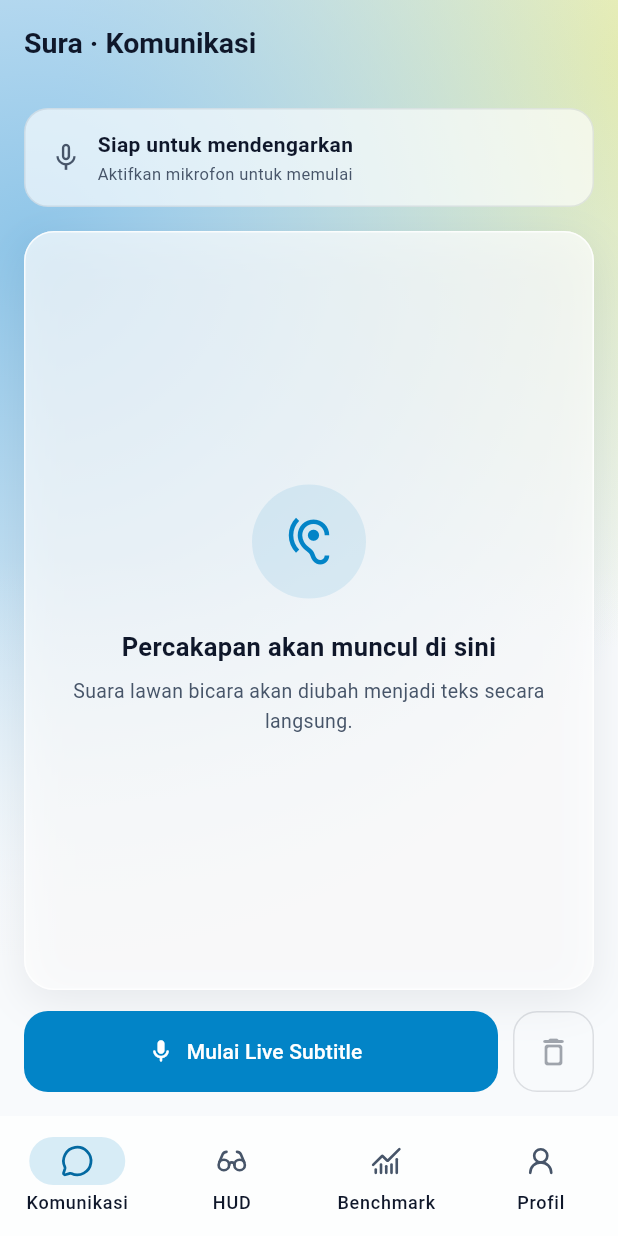
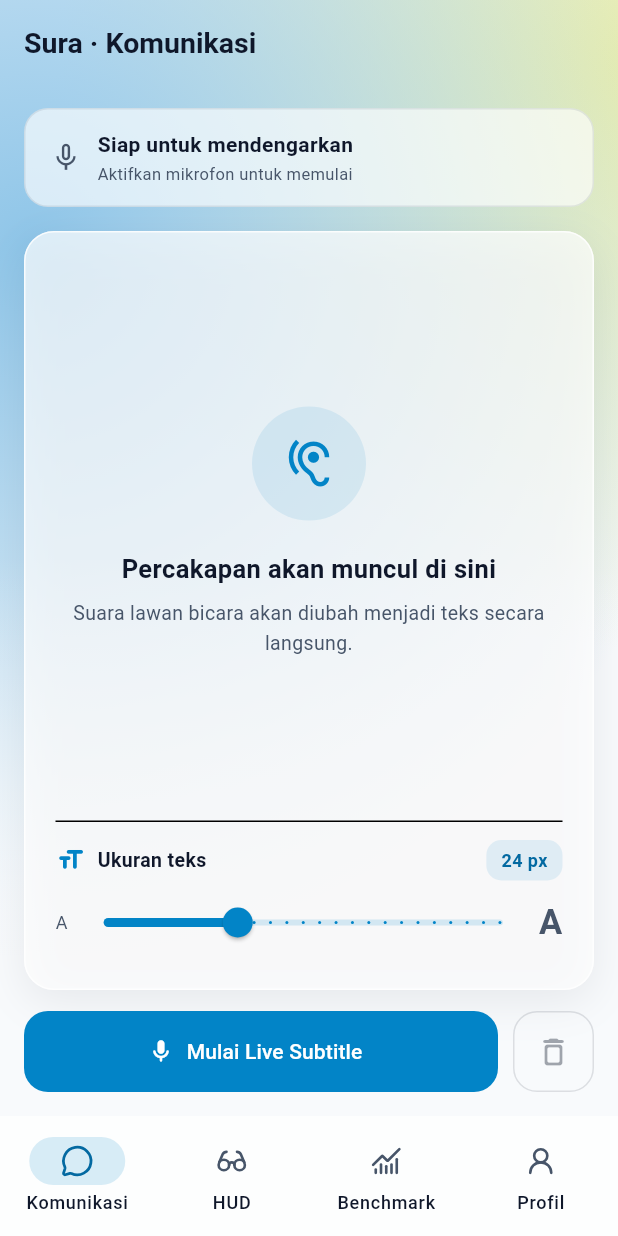
Before and after one commit to Kyara-Najwa/Sura-GDGOC, a Flutter app: the screen it shows once a user with an empty profile is signed in, on a phone screen of 412 x 824 dp. Run offline on Flutter 3.47's test engine with Material 3 defaults, Android fonts, the phone set to English and light mode, and no system bars; our stand-ins replace lucide_icons_flutter, speech_to_text, supabase_flutter; accounts and stored records are empty.

Commit message:
feat: add adjustable subtitle text size

```diff
--- a/lib/views/halaman_komunikasi.dart
+++ b/lib/views/halaman_komunikasi.dart
@@ -13,6 +13,8 @@ class HalamanKomunikasi extends StatefulWidget {
 
 class _HalamanKomunikasiState extends State<HalamanKomunikasi> {
   final ScrollController _gulir = ScrollController();
+
+  double _ukuranTeks = 24;
 
   @override
   void dispose() {
@@ -124,12 +126,17 @@ class _HalamanKomunikasiState extends State<HalamanKomunikasi> {
 
           const SizedBox(height: 16),
 
-          // Area subtitle
+          // Area subtitle dan pengaturan ukuran teks
           Expanded(
             child: Container(
               width: double.infinity,
               padding: const EdgeInsets.all(20),
               decoration: glassCard(),
+              child: Column(
+                crossAxisAlignment: CrossAxisAlignment.stretch,
+                children: [
+                  // Tampilan percakapan
+                  Expanded(
                     child: kosong
                         ? _tampilanKosong(k.mendengar)
                         : SingleChildScrollView(
@@ -150,11 +157,12 @@ class _HalamanKomunikasiState extends State<HalamanKomunikasi> {
                                   const SizedBox(height: 14),
                                   for (final kalimat in k.kalimat)
                                     Padding(
-                                padding: const EdgeInsets.only(bottom: 16),
+                                      padding:
+                                          const EdgeInsets.only(bottom: 16),
                                       child: Text(
                                         kalimat,
-                                  style: const TextStyle(
-                                    fontSize: 20,
+                                        style: TextStyle(
+                                          fontSize: _ukuranTeks,
                                           height: 1.5,
                                           color: BL.ink,
                                           fontWeight: FontWeight.w500,
@@ -191,8 +199,8 @@ class _HalamanKomunikasiState extends State<HalamanKomunikasi> {
                                   const SizedBox(height: 12),
                                   Text(
                                     k.sementara,
-                              style: const TextStyle(
-                                fontSize: 25,
+                                    style: TextStyle(
+                                      fontSize: _ukuranTeks,
                                       height: 1.5,
                                       color: BL.ink,
                                       fontWeight: FontWeight.w700,
@@ -201,6 +209,92 @@ class _HalamanKomunikasiState extends State<HalamanKomunikasi> {
                                 ],
                               ],
                             ),
+                          ),
+                  ),
+
+                  const SizedBox(height: 12),
+                  const Divider(height: 1),
+                  const SizedBox(height: 12),
+
+                  // Pengaturan ukuran subtitle
+                  Row(
+                    children: [
+                      const Icon(
+                        Icons.format_size_rounded,
+                        color: BL.sky600,
+                        size: 20,
+                      ),
+                      const SizedBox(width: 8),
+                      const Expanded(
+                        child: Text(
+                          'Ukuran teks',
+                          style: TextStyle(
+                            color: BL.ink,
+                            fontSize: 13,
+                            fontWeight: FontWeight.w600,
+                          ),
+                        ),
+                      ),
+                      Container(
+                        padding: const EdgeInsets.symmetric(
+                          horizontal: 10,
+                          vertical: 5,
+                        ),
+                        decoration: BoxDecoration(
+                          color: BL.sky600.withValues(alpha: 0.10),
+                          borderRadius: BorderRadius.circular(10),
+                        ),
+                        child: Text(
+                          '${_ukuranTeks.round()} px',
+                          style: const TextStyle(
+                            color: BL.sky700,
+                            fontSize: 12,
+                            fontWeight: FontWeight.bold,
+                          ),
+                        ),
+                      ),
+                    ],
+                  ),
+
+                  const SizedBox(height: 4),
+
+                  Row(
+                    children: [
+                      const Text(
+                        'A',
+                        style: TextStyle(
+                          fontSize: 12,
+                          color: BL.inkMuted,
+                        ),
+                      ),
+                      Expanded(
+                        child: Slider(
+                          value: _ukuranTeks,
+                          min: 16,
+                          max: 40,
+                          divisions: 24,
+                          label: '${_ukuranTeks.round()} px',
+                          activeColor: BL.sky600,
+                          inactiveColor:
+                              BL.sky600.withValues(alpha: 0.15),
+                          onChanged: (nilai) {
+                            setState(() {
+                              _ukuranTeks = nilai;
+                            });
+                          },
+                        ),
+                      ),
+                      const Text(
+                        'A',
+                        style: TextStyle(
+                          fontSize: 23,
+                          fontWeight: FontWeight.bold,
+                          color: BL.inkMuted,
+                        ),
+                      ),
+                    ],
+                  ),
+                ],
               ),
             ),
           ),
```
Lines whose indentation alone changed are shown as unchanged.
